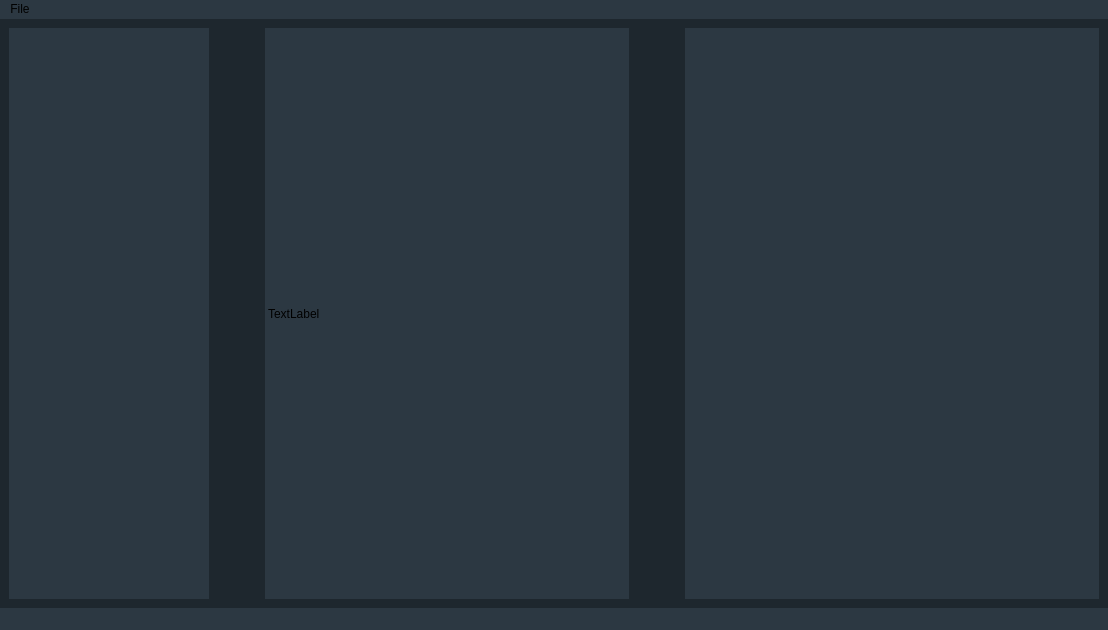
Old version of the form ui/ModernPluvius.ui in the repository SwayamSahoo11742/Pluvius.
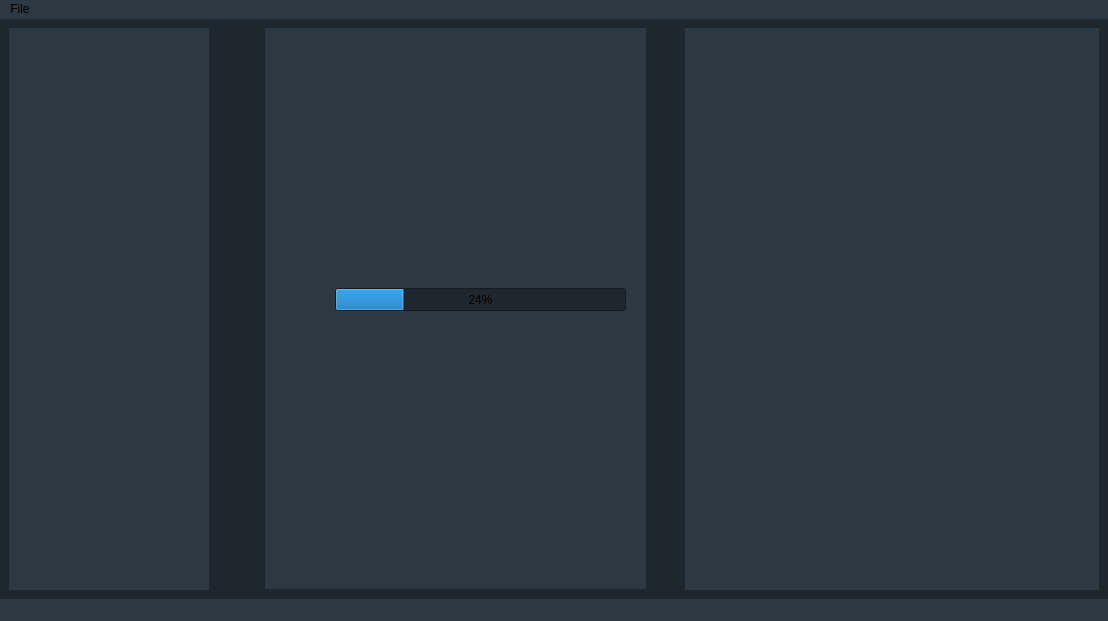
New version of the form.

Commit message: Added loading bar. Restructured ui code to add stacked widget for the progress bar. Fixed minor issues: retain page, remove previous pages when new one selected, show oage number

The edit to the form file:
```diff
--- a/ui/ModernPluvius.ui
+++ b/ui/ModernPluvius.ui
@@ -7,7 +7,7 @@
     <x>0</x>
     <y>0</y>
     <width>1108</width>
-    <height>630</height>
+    <height>621</height>
    </rect>
   </property>
   <property name="windowTitle">
@@ -38,31 +38,39 @@
      </widget>
     </item>
     <item>
-     <widget class="QLabel" name="label">
-      <property name="sizePolicy">
-       <sizepolicy hsizetype="Expanding" vsizetype="Expanding">
-        <horstretch>0</horstretch>
-        <verstretch>0</verstretch>
-       </sizepolicy>
-      </property>
-      <property name="minimumSize">
-       <size>
-        <width>375</width>
-        <height>0</height>
-       </size>
-      </property>
-      <property name="maximumSize">
-       <size>
-        <width>16777215</width>
-        <height>16777215</height>
-       </size>
-      </property>
-      <property name="styleSheet">
-       <string notr="true">background-color: #2c3842;  margin: 0 50 0 0;</string>
-      </property>
-      <property name="text">
-       <string>TextLabel</string>
-      </property>
+     <widget class="QStackedWidget" name="stackedWidget">
+      <widget class="QWidget" name="page">
+       <widget class="QLabel" name="main_view">
+        <property name="geometry">
+         <rect>
+          <x>-30</x>
+          <y>0</y>
+          <width>411</width>
+          <height>561</height>
+         </rect>
+        </property>
+        <property name="styleSheet">
+         <string notr="true">background-color:#2c3842;</string>
+        </property>
+        <property name="text">
+         <string/>
+        </property>
+       </widget>
+       <widget class="QProgressBar" name="progressBar">
+        <property name="geometry">
+         <rect>
+          <x>70</x>
+          <y>260</y>
+          <width>291</width>
+          <height>23</height>
+         </rect>
+        </property>
+        <property name="value">
+         <number>24</number>
+        </property>
+       </widget>
+      </widget>
+      <widget class="QWidget" name="page_2"/>
      </widget>
     </item>
     <item>
```
The commit also changes 12 other files.
